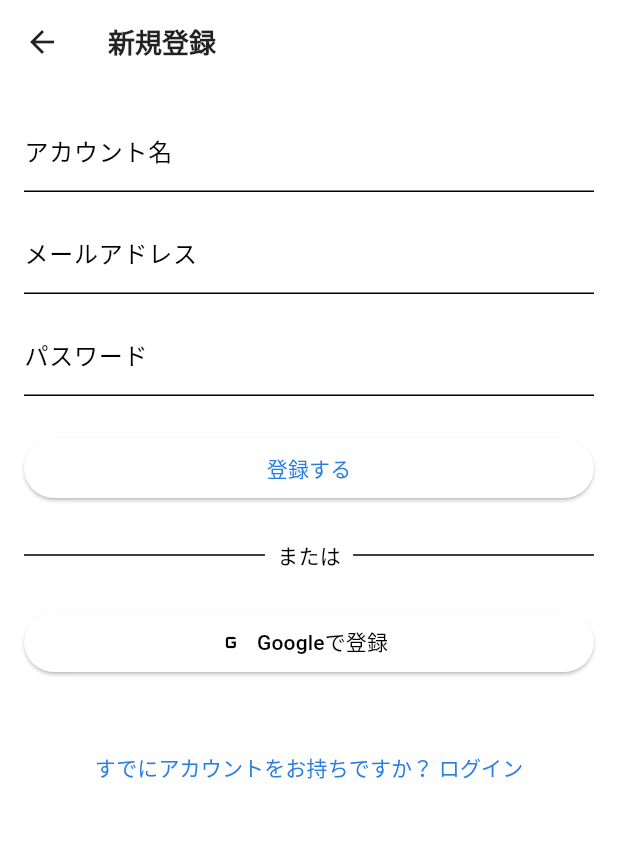
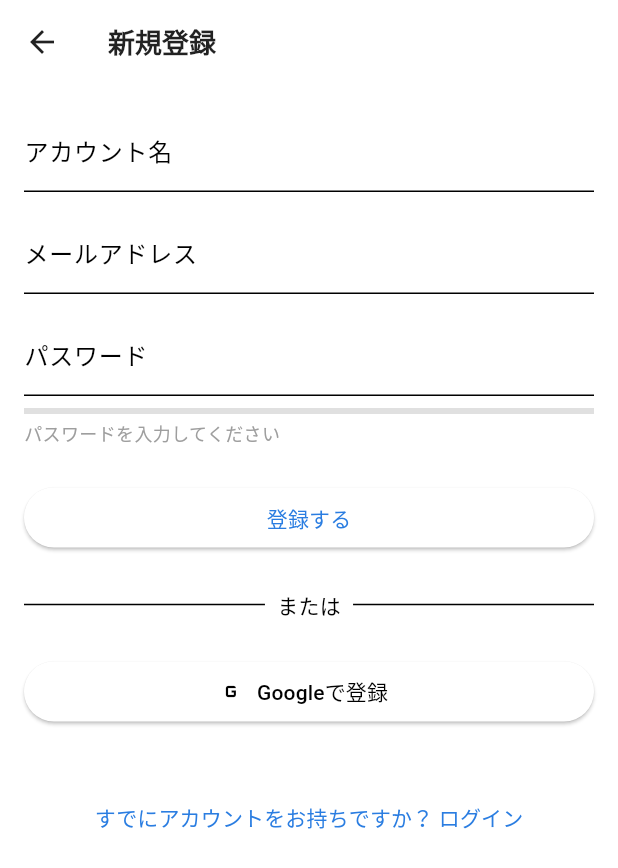
Before and after one commit to haruka08030/yuutai-map, a Flutter app: the SignUpPage screen opened directly, on a phone screen of 412 x 824 dp. Shown: the top 868 px of the screen. Run offline on Flutter 3.47's test engine with Material 3 defaults, Android fonts, the phone set to English and light mode, and no system bars; our stand-ins replace flutter_dotenv, flutter_local_notifications, flutter_riverpod, flutter_slidable, freezed_annotation, geolocator and 4 more; accounts and stored records are empty.

Commit message:
feat: Implement real-time form validation, add password strength indicator to signup, and refine email validation regex.

```diff
--- a/lib/core/utils/validators.dart
+++ b/lib/core/utils/validators.dart
@@ -1,3 +1,3 @@
 
 final RegExp emailRegex = RegExp(
-    r"^[a-zA-Z0-9.a-zA-Z0-9.!#$%&'*+-/=?^_`{|}~]+@[a-zA-Z0-9]+\.[a-zA-Z]+");
+    r"^[a-zA-Z0-9.a-zA-Z0-9.!#$%&'*+-/=?^_`{|}~]+@[a-zA-Z0-9]+\.[a-zA-Z]+$");
--- a/lib/features/auth/presentation/login_page.dart
+++ b/lib/features/auth/presentation/login_page.dart
@@ -163,6 +163,7 @@ class _LoginPageState extends ConsumerState<LoginPage> {
         padding: const EdgeInsets.all(16.0),
         child: Form(
           key: _formKey,
+          autovalidateMode: AutovalidateMode.onUserInteraction,
           child: Column(
             crossAxisAlignment: CrossAxisAlignment.stretch,
             children: [
--- a/lib/features/auth/presentation/signup_page.dart
+++ b/lib/features/auth/presentation/signup_page.dart
@@ -5,6 +5,7 @@ import 'package:supabase_flutter/supabase_flutter.dart';
 import 'package:flutter_stock/features/auth/data/auth_repository.dart';
 import 'package:flutter_stock/core/utils/validators.dart';
 import 'package:flutter_stock/features/auth/presentation/login_page.dart';
+import 'package:flutter_stock/features/auth/presentation/widgets/password_strength_indicator.dart'; // New import
 
 class SignUpPage extends ConsumerStatefulWidget {
   const SignUpPage({super.key});
@@ -19,6 +20,7 @@ class _SignUpPageState extends ConsumerState<SignUpPage> {
   final _emailController = TextEditingController();
   final _passwordController = TextEditingController();
   bool _isLoading = false;
+  String _password = ''; // State variable for password strength indicator
 
   @override
   void dispose() {
@@ -69,7 +71,8 @@ class _SignUpPageState extends ConsumerState<SignUpPage> {
     setState(() => _isLoading = true);
     try {
       await ref.read(authRepositoryProvider).signInWithGoogle();
-    } on AuthException catch (e) {
+    }
+    on AuthException catch (e) {
       if (mounted) {
         ScaffoldMessenger.of(context).showSnackBar(
           SnackBar(content: Text(e.message)),
@@ -93,7 +96,8 @@ class _SignUpPageState extends ConsumerState<SignUpPage> {
     final scaffoldMessenger = ScaffoldMessenger.of(context);
     try {
       await ref.read(authRepositoryProvider).signInWithApple();
-    } on AuthException catch (e) {
+    }
+    on AuthException catch (e) {
       if (!mounted) return;
       scaffoldMessenger.showSnackBar(SnackBar(content: Text(e.message)));
     } catch (e) {
@@ -116,6 +120,7 @@ class _SignUpPageState extends ConsumerState<SignUpPage> {
         padding: const EdgeInsets.all(16.0),
         child: Form(
           key: _formKey,
+          autovalidateMode: AutovalidateMode.onUserInteraction,
           child: Column(
             crossAxisAlignment: CrossAxisAlignment.stretch,
             children: [
@@ -149,6 +154,11 @@ class _SignUpPageState extends ConsumerState<SignUpPage> {
                 controller: _passwordController,
                 decoration: const InputDecoration(labelText: 'パスワード'),
                 obscureText: true,
+                onChanged: (value) {
+                  setState(() {
+                    _password = value;
+                  });
+                },
                 validator: (value) {
                   if (value == null || value.trim().isEmpty) {
                     return 'パスワードを入力してください';
@@ -159,6 +169,8 @@ class _SignUpPageState extends ConsumerState<SignUpPage> {
                   return null;
                 },
               ),
+              const SizedBox(height: 8),
+              PasswordStrengthIndicator(password: _password),
               const SizedBox(height: 24),
               ElevatedButton(
                 onPressed: _isLoading ? null : _signUpWithEmail,
--- /dev/null
+++ b/lib/features/auth/presentation/widgets/password_strength_indicator.dart
@@ -0,0 +1,82 @@
+import 'package:flutter/material.dart';
+
+class PasswordStrengthIndicator extends StatelessWidget {
+  final String password;
+
+  const PasswordStrengthIndicator({super.key, required this.password});
+
+  // This is a simplified strength check.
+  // For a real app, consider using a more robust library or algorithm.
+  PasswordStrength _checkStrength(String password) {
+    if (password.isEmpty) {
+      return PasswordStrength.none;
+    }
+    int score = 0;
+    if (password.length >= 6) score++;
+    if (password.length >= 8) score++;
+    if (password.contains(RegExp(r'[A-Z]'))) score++; // Uppercase
+    if (password.contains(RegExp(r'[a-z]'))) score++; // Lowercase
+    if (password.contains(RegExp(r'[0-9]'))) score++; // Digits
+    if (password.contains(RegExp(r'[!@#$%^&*(),.?":{}|<>]'))) score++; // Symbols
+
+    if (score < 2) return PasswordStrength.weak;
+    if (score < 4) return PasswordStrength.medium;
+    return PasswordStrength.strong;
+  }
+
+  @override
+  Widget build(BuildContext context) {
+    final strength = _checkStrength(password);
+    Color color;
+    double progress;
+    String text;
+
+    switch (strength) {
+      case PasswordStrength.none:
+        color = Colors.grey;
+        progress = 0.0;
+        text = 'パスワードを入力してください';
+        break;
+      case PasswordStrength.weak:
+        color = Colors.red;
+        progress = 0.3;
+        text = '弱い';
+        break;
+      case PasswordStrength.medium:
+        color = Colors.orange;
+        progress = 0.6;
+        text = '普通';
+        break;
+      case PasswordStrength.strong:
+        color = Colors.green;
+        progress = 1.0;
+        text = '強い';
+        break;
+    }
+
+    return Column(
+      crossAxisAlignment: CrossAxisAlignment.start,
+      children: [
+        LinearProgressIndicator(
+          value: progress,
+          backgroundColor: Colors.grey[300],
+          color: color,
+        ),
+        Padding(
+          padding: const EdgeInsets.only(top: 4.0),
+          child: Text(
+            text,
+            style: TextStyle(color: color, fontSize: 12),
+          ),
+        ),
+      ],
+    );
+  }
+}
+
+enum PasswordStrength {
+  none,
+  weak,
+  medium,
+  strong,
+}
--- a/lib/features/benefits/presentation/users_yuutai_edit_page.dart
+++ b/lib/features/benefits/presentation/users_yuutai_edit_page.dart
@@ -321,6 +321,7 @@ class _UsersYuutaiEditPageState extends ConsumerState<UsersYuutaiEditPage> {
   Widget _buildFormList({EdgeInsets? padding}) {
     return Form(
       key: _formKey,
+      autovalidateMode: AutovalidateMode.onUserInteraction,
       child: ListView(
         padding: padding ?? const EdgeInsets.all(16),
         children: [
```
Also changed, not shown: 2 other files.
